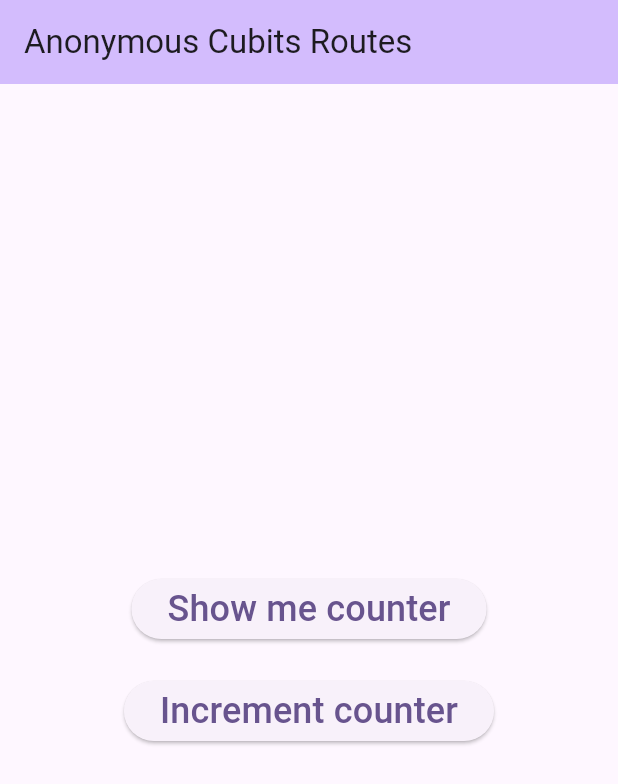
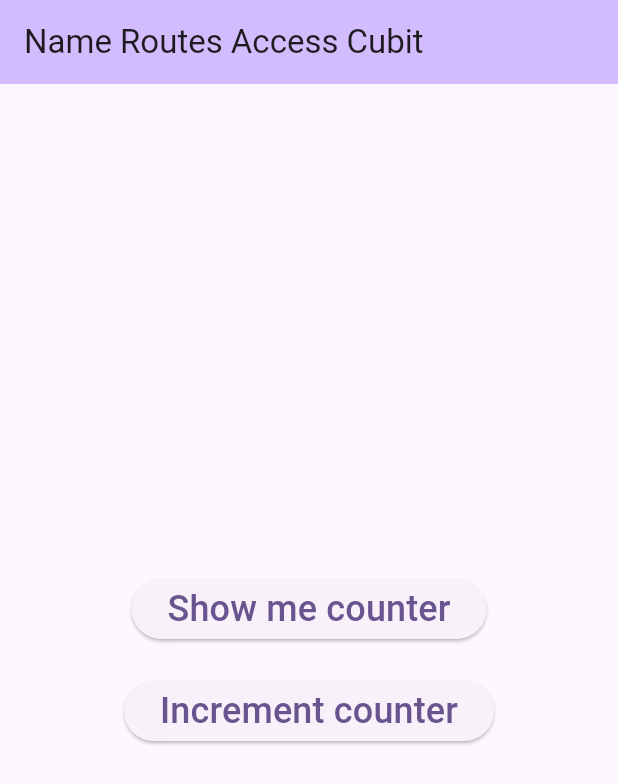
Before and after one commit to pankajjangid/flutter_bloc_tutorial, a Flutter app: the screen it shows after launch, on a phone screen of 412 x 824 dp. Shown: the top 784 px of the screen. Run offline on Flutter 3.47's test engine with Material 2 defaults, Android fonts, the phone set to English and light mode, and no system bars; our stand-ins replace bloc, equatable, flutter_bloc.

Commit message:
Name Routes Access Cubit

```diff
--- a/lib/main.dart
+++ b/lib/main.dart
@@ -7,21 +7,35 @@ void main() {
   runApp(const MyApp());
 }
 
-class MyApp extends StatelessWidget {
+class MyApp extends StatefulWidget {
   const MyApp({super.key});
 
+  @override
+  State<MyApp> createState() => _MyAppState();
+}
+
+class _MyAppState extends State<MyApp> {
   // This widget is the root of your application.
   @override
   Widget build(BuildContext context) {
+    final CounterCubit counterCubit = CounterCubit();
     return MaterialApp(
-      title: 'Anonymous Cubits Routes',
+      title: 'Name Routes Access Cubit',
       debugShowCheckedModeBanner: false,
       theme: ThemeData(
         colorScheme: ColorScheme.fromSeed(seedColor: Colors.deepPurple),
         useMaterial3: true,
       ),
+      initialRoute: '/',
+      routes: {
+        '/counter': (context) =>
+            BlocProvider.value(
+              value: counterCubit,
+              child: CounterPage(),
+            ),
+      },
       home: BlocProvider(
-        create: (context) => CounterCubit(),
+        create: (context) => counterCubit,
         child: MyHomePage(),
       ),
     );
@@ -46,7 +60,7 @@ class _MyHomePageState extends State<MyHomePage> {
             .of(context)
             .colorScheme
             .inversePrimary,
-        title: Text("Anonymous Cubits Routes"),
+        title: Text("Name Routes Access Cubit"),
       ),
       body: Center(
         child: Column(
@@ -54,15 +68,9 @@ class _MyHomePageState extends State<MyHomePage> {
           children: <Widget>[
             ElevatedButton(
               onPressed: () {
-                Navigator.push(
-                  context,
-                  MaterialPageRoute(
-                    builder: (_) {
-                      return BlocProvider.value(
-                        value: context.read<CounterCubit>(),
-                        child: CounterPage(),);
-                    },
-                  ),
+                Navigator.pushNamed(
+                    context,
+                    '/counter'
                 );
               },
               child: const Text(
```
